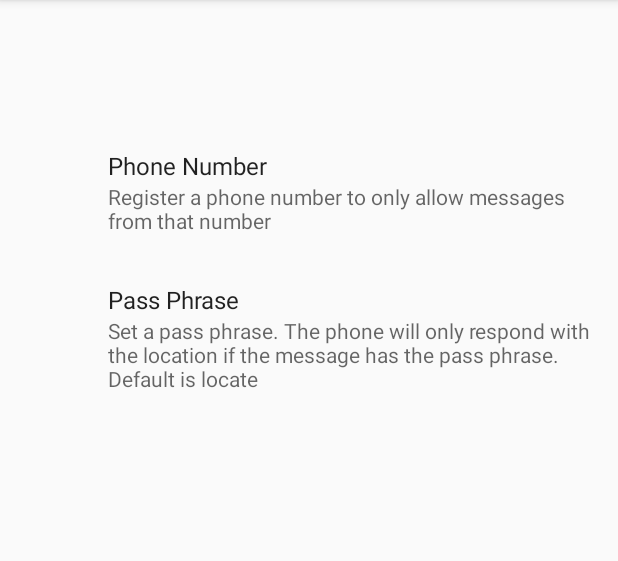
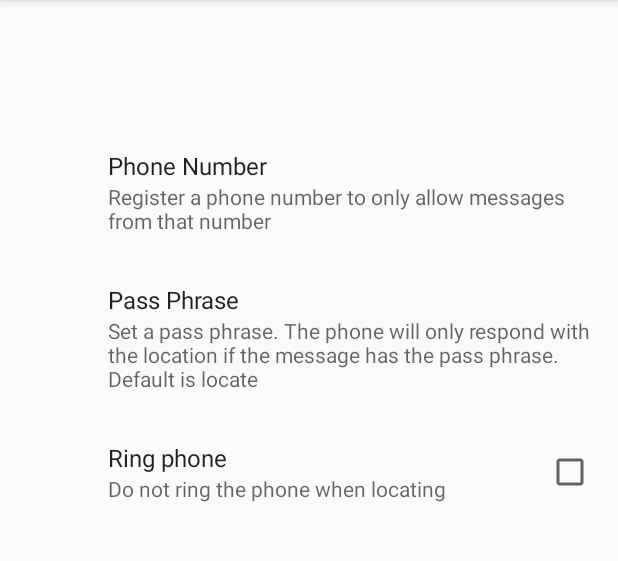
Before and after one commit to cvhariharan/AntiTheftApp, an Android app: the SettingsFragment screen opened directly, with no data from a screen before it, on a phone screen of 412 x 824 dp, the part 84-645 px from its top. Run offline under Robolectric (Android 15) with nearby library versions, the phone set to English and light mode, and no system bars; our stand-ins replace androidx.preference.

Commit message:
Rings the phone for 30 seconds when locating.

```diff
--- a/app/src/main/java/com/theroboticlabs/anti_theft/SmsReceiver.java
+++ b/app/src/main/java/com/theroboticlabs/anti_theft/SmsReceiver.java
@@ -19,6 +19,7 @@ public class SmsReceiver extends BroadcastReceiver {
     public void onReceive(final Context context, Intent intent) {
         String registeredNumber = PreferenceManager.getDefaultSharedPreferences(context).getString(context.getString(R.string.phone_key),"");
         String phrase = PreferenceManager.getDefaultSharedPreferences(context).getString(context.getString(R.string.phrase_key),"locate");
+        Boolean toRing = PreferenceManager.getDefaultSharedPreferences(context).getBoolean(context.getString(R.string.ringtone_key),false);
         Bundle extras = intent.getExtras();
         if(extras != null) {
             Object[] allSms = (Object[])extras.get(SMS_KEY);
@@ -30,6 +31,7 @@ public class SmsReceiver extends BroadcastReceiver {
                     Toast.makeText(context, "Locating...", Toast.LENGTH_LONG).show();
                     Intent l = new Intent(context, LocateAndSendJob.class);
                     l.putExtra("number", number);
+                    l.putExtra("toRing", toRing);
                     if (Build.VERSION.SDK_INT >= Build.VERSION_CODES.O) {
                         context.startForegroundService(l);
                     }
--- a/app/src/main/res/values/colors.xml
+++ b/app/src/main/res/values/colors.xml
@@ -3,4 +3,5 @@
     <color name="colorPrimary">#3F51B5</color>
     <color name="colorPrimaryDark">#303F9F</color>
     <color name="colorAccent">#FF4081</color>
+    <color name="colorYellow">#FFF5FF40</color>
 </resources>
--- a/app/src/main/res/values/strings.xml
+++ b/app/src/main/res/values/strings.xml
@@ -9,4 +9,8 @@
     <string name="phrase_key" translatable="false">phrase_key</string>
     <string name="start_button">Start</string>
     <string name="stop_button">Stop</string>
+    <string name="ringtone">Ring phone</string>
+    <string name="ringtone_key">ringtone</string>
+    <string name="ringtone_summaryOn">Ring the phone when locating</string>
+    <string name="ringtone_summaryOff">Do not ring the phone when locating</string>
 </resources>
--- a/app/src/main/res/xml/preference_fragment.xml
+++ b/app/src/main/res/xml/preference_fragment.xml
@@ -12,4 +12,11 @@
         android:key="@string/phrase_key"
         android:summary="@string/phrase_summary"
         />
+    <CheckBoxPreference
+        android:id="@+id/ring"
+        android:title="@string/ringtone"
+        android:key="@string/ringtone_key"
+        android:summaryOn="@string/ringtone_summaryOn"
+        android:summaryOff="@string/ringtone_summaryOff"
+        />
 </PreferenceScreen>
```
Also changed, not shown: app/src/main/java/com/theroboticlabs/anti_theft/LocateAndSendJob.java (+30 -2 lines), 1 other file.
